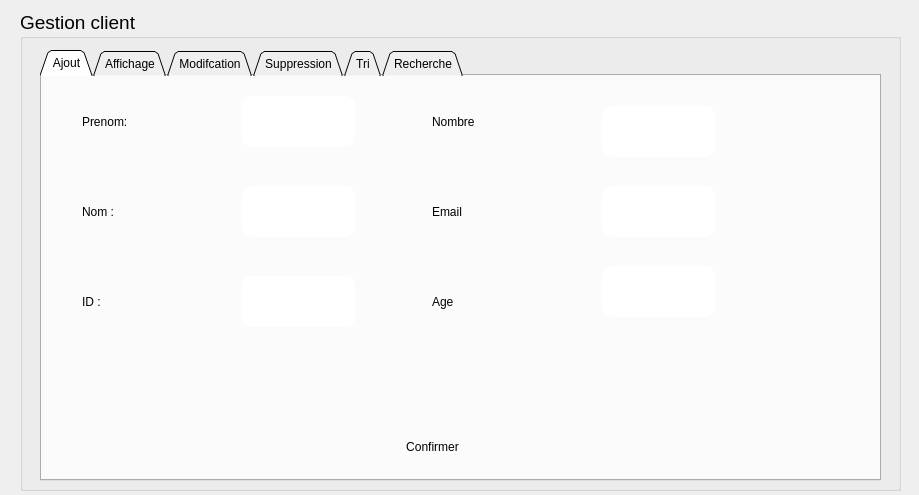
First picture: the form in integration_f/client_page.ui, repository SeifEddineAmara/smart-cinema-2A4, before the edit.
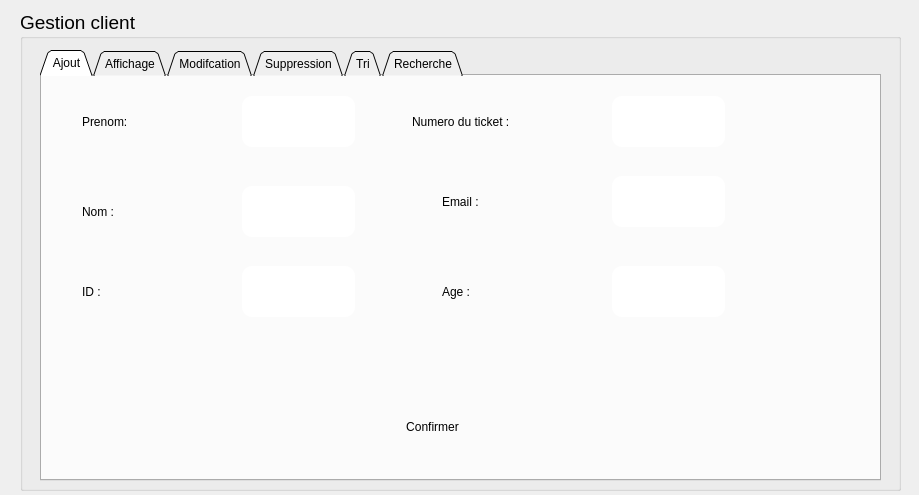
Second picture: the form after the edit. The open tabs and pages were chosen to show the change. Icons and pictures are not drawn.

What changed in the file:
```diff
--- a/integration_f/client_page.ui
+++ b/integration_f/client_page.ui
@@ -109,7 +109,7 @@
       <property name="geometry">
        <rect>
         <x>40</x>
-        <y>200</y>
+        <y>190</y>
         <width>121</width>
         <height>51</height>
        </rect>
@@ -157,7 +157,7 @@
       <property name="geometry">
        <rect>
         <x>200</x>
-        <y>200</y>
+        <y>190</y>
         <width>113</width>
         <height>51</height>
        </rect>
@@ -171,9 +171,9 @@
      <widget class="QLabel" name="label_4">
       <property name="geometry">
        <rect>
-        <x>390</x>
+        <x>370</x>
         <y>20</y>
-        <width>121</width>
+        <width>161</width>
         <height>51</height>
        </rect>
       </property>
@@ -183,14 +183,14 @@
 </string>
       </property>
       <property name="text">
-       <string>Nombre</string>
+       <string>Numero du ticket :</string>
       </property>
      </widget>
      <widget class="QLabel" name="label_5">
       <property name="geometry">
        <rect>
-        <x>390</x>
-        <y>200</y>
+        <x>400</x>
+        <y>190</y>
         <width>121</width>
         <height>51</height>
        </rect>
@@ -201,14 +201,14 @@
 </string>
       </property>
       <property name="text">
-       <string>Age</string>
+       <string>Age :</string>
       </property>
      </widget>
      <widget class="QLabel" name="label_6">
       <property name="geometry">
        <rect>
-        <x>390</x>
-        <y>110</y>
+        <x>400</x>
+        <y>100</y>
         <width>121</width>
         <height>51</height>
        </rect>
@@ -219,14 +219,14 @@
 </string>
       </property>
       <property name="text">
-       <string>Email</string>
+       <string>Email :</string>
       </property>
      </widget>
      <widget class="QLineEdit" name="lineEdit_number">
       <property name="geometry">
        <rect>
-        <x>560</x>
-        <y>30</y>
+        <x>570</x>
+        <y>20</y>
         <width>113</width>
         <height>51</height>
        </rect>
@@ -240,8 +240,8 @@
      <widget class="QLineEdit" name="lineEdit_email">
       <property name="geometry">
        <rect>
-        <x>560</x>
-        <y>110</y>
+        <x>570</x>
+        <y>100</y>
         <width>113</width>
         <height>51</height>
        </rect>
@@ -255,7 +255,7 @@
      <widget class="QLineEdit" name="lineEdit_age">
       <property name="geometry">
        <rect>
-        <x>560</x>
+        <x>570</x>
         <y>190</y>
         <width>113</width>
         <height>51</height>
@@ -271,7 +271,7 @@
       <property name="geometry">
        <rect>
         <x>310</x>
-        <y>350</y>
+        <y>330</y>
         <width>161</width>
         <height>41</height>
        </rect>
```
Left out of the diff: 14 changed lines with no effect on the pictures.
